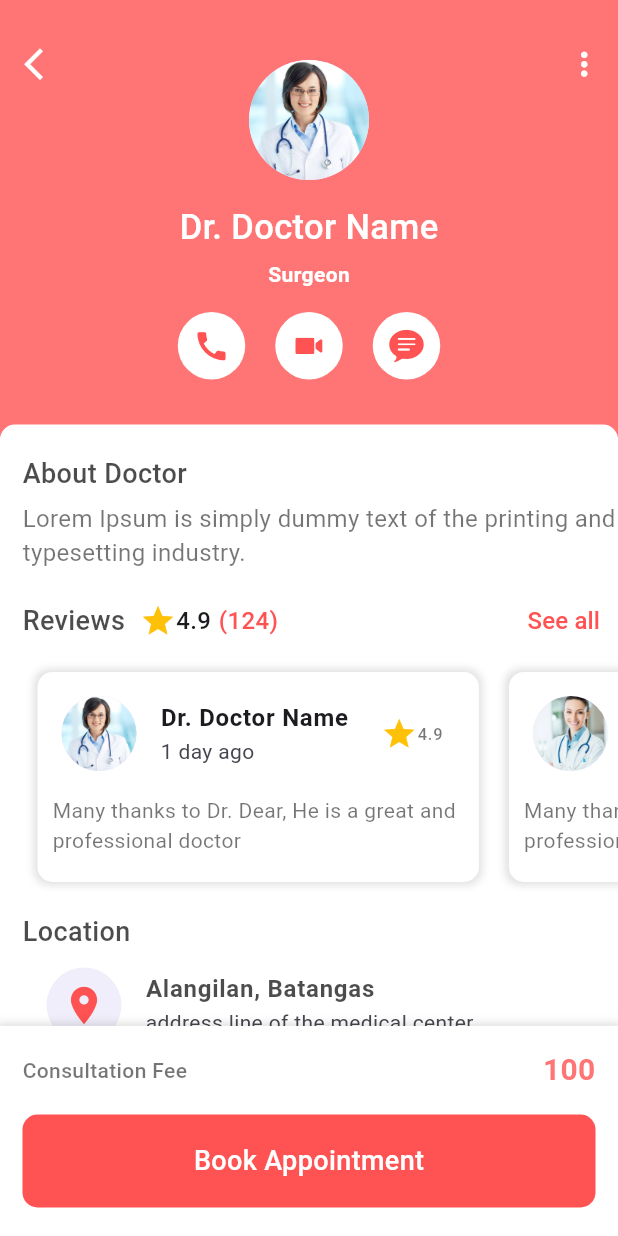
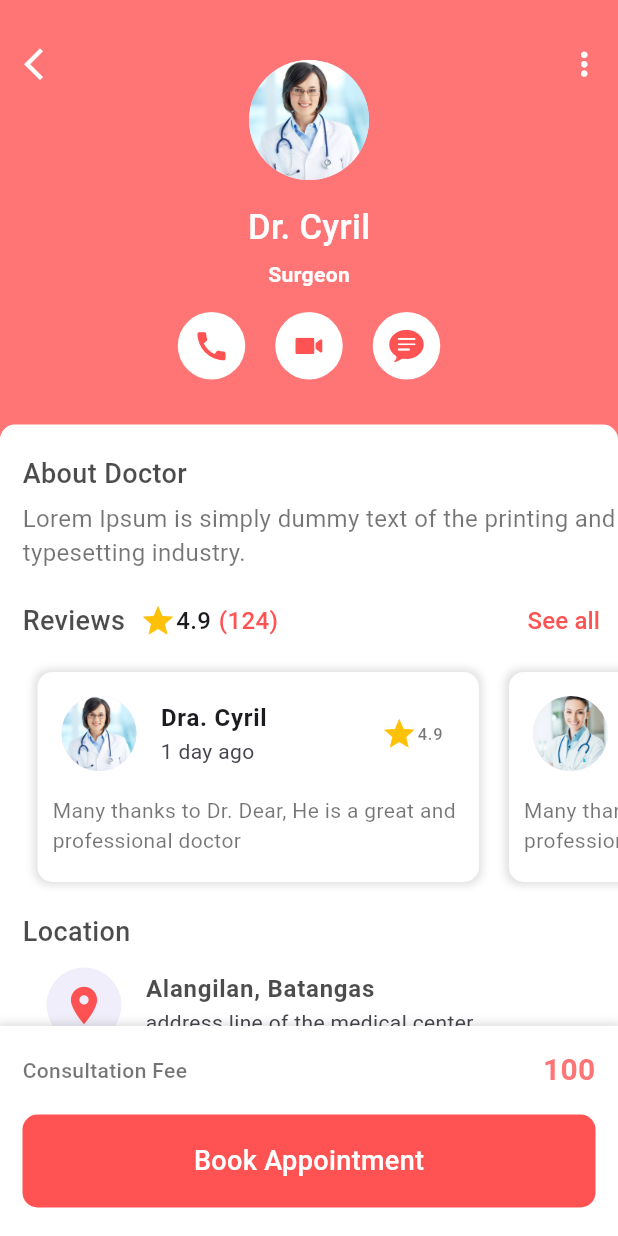
Before and after one commit to cyrlvldz/HASH, a Flutter app: the DoctorScreen screen opened directly, on a phone screen of 412 x 824 dp. Run offline on Flutter 3.47's test engine with Material 3 defaults, Android fonts, the phone set to English and light mode, and no system bars; our stand-ins replace material_design_icons_flutter.

Commit message:
Update doctor_screen.dart

```diff
--- a/lib/doctor_screen.dart
+++ b/lib/doctor_screen.dart
@@ -58,7 +58,7 @@ class DoctorScreen extends StatelessWidget {
                         ),
                         SizedBox(height: 15),
                         Text(
-                          "Dr. Doctor Name",
+                          "Dr. Cyril",
                           style: TextStyle(
                             fontSize: 23,
                             fontWeight: FontWeight.w500,
@@ -236,7 +236,7 @@ class DoctorScreen extends StatelessWidget {
                                     ),
                                   ),
                                   title: Text(
-                                    "Dr. Doctor Name",
+                                    "Dra. Cyril",
                                     style: TextStyle(
                                       fontWeight: FontWeight.bold,
                                     ),
```
